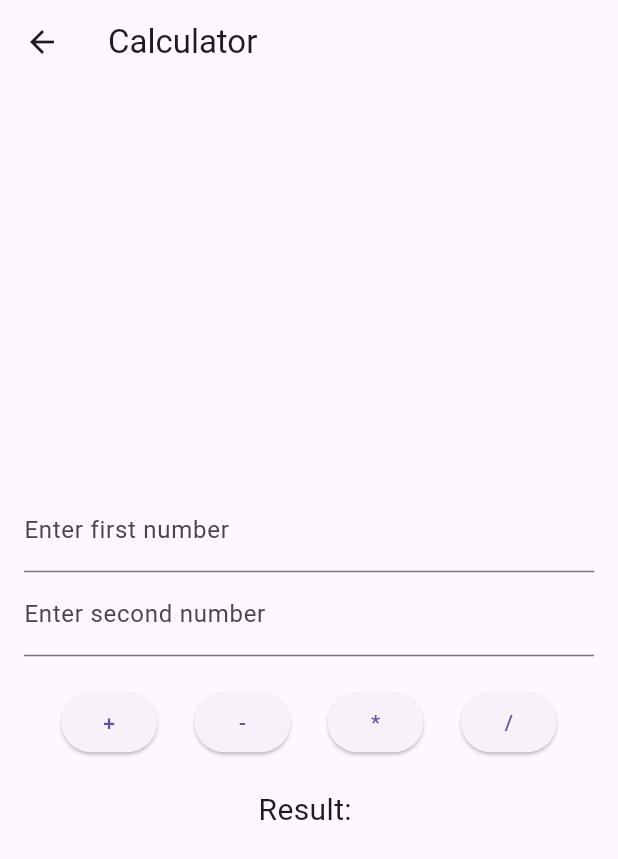
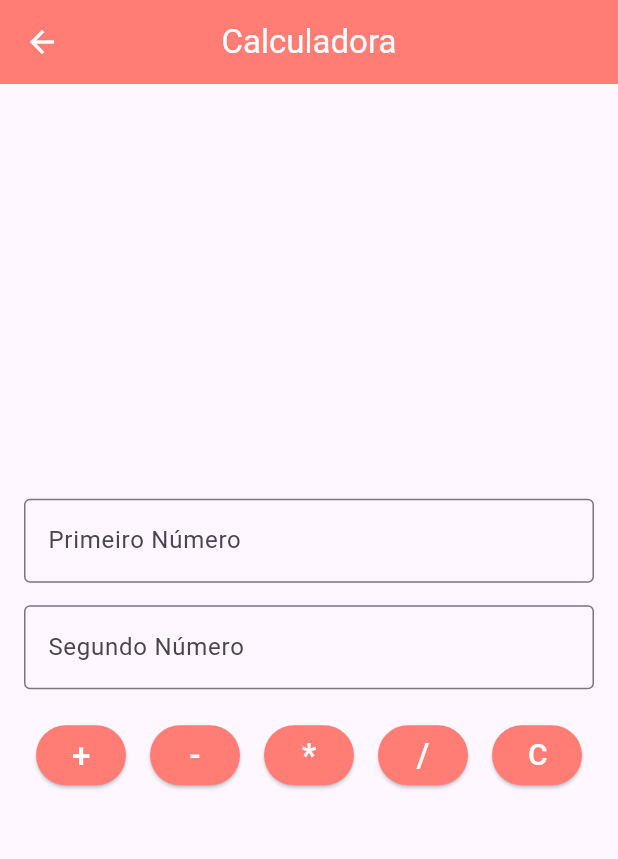
Before and after one commit to pedroteochi/prova_topicos, a Flutter app: the TelaHome screen opened directly with empty values, after a tap on "Calculadora", on a phone screen of 412 x 824 dp. Shown: the top 859 px of the screen. Run offline on Flutter 3.47's test engine with Material 3 defaults, Android fonts, the light colour scheme and no system bars; our stand-ins replace sqflite; accounts and stored records are empty.

Commit message:
Finalizando

```diff
--- a/lib/main.dart
+++ b/lib/main.dart
@@ -15,10 +15,10 @@ class MyApp extends StatelessWidget {
     return MaterialApp(
       home: TelaInicial(),
       routes: {
-        '/calculadora': (context) => CalculatorScreen(),
+        '/calculadora': (context) => const Calculadora(corBase: Colors.white,),
         '/login': (context) => const TelaLogin(),
         '/cadastro': (context) => const TelaCadastro(),
-        '/imc': (context) => TelaIMC(),
+        '/imc': (context) => const TelaIMC(corBase: Colors.white,),
       },
       // onGenerateRoute: (settings) {
       //   if (settings.name == '/home') {
--- a/lib/screens/tela_calculadora.dart
+++ b/lib/screens/tela_calculadora.dart
@@ -1,44 +1,54 @@
 import 'package:flutter/material.dart';
 
-class CalculatorScreen extends StatefulWidget {
+class Calculadora extends StatefulWidget {
+  final Color corBase;
+
+  const Calculadora({required this.corBase});
+
   @override
-  _CalculatorScreenState createState() => _CalculatorScreenState();
+  CalculadoraScreen createState() => CalculadoraScreen();
 }
 
-class _CalculatorScreenState extends State<CalculatorScreen> {
+
+class CalculadoraScreen extends State<Calculadora> {
   final TextEditingController _controller1 = TextEditingController();
   final TextEditingController _controller2 = TextEditingController();
-  String _result = '';
+  String resultado = '';
 
-  void _calculate(String operation) {
+  void Calcular(String operation) {
     setState(() {
       final num1 = double.tryParse(_controller1.text);
       final num2 = double.tryParse(_controller2.text);
 
       if (num1 == null || num2 == null) {
-        _result = 'Please enter valid numbers';
+        resultado = 'Insira números válidos';
         return;
       }
 
       switch (operation) {
+        case 'C':
+          _controller1.clear();
+          _controller2.clear();
+          resultado = '';
+          break;
         case '+':
-          _result = (num1 + num2).toString();
+          resultado = (num1 + num2).toString();
           break;
         case '-':
-          _result = (num1 - num2).toString();
+          resultado = (num1 - num2).toString();
           break;
         case '*':
-          _result = (num1 * num2).toString();
+          resultado = (num1 * num2).toString();
           break;
         case '/':
           if (num2 == 0) {
-            _result = 'Cannot divide by zero';
+            resultado = 'Não é possivel dividir por zero';
           } else {
-            _result = (num1 / num2).toString();
+            resultado = (num1 / num2).toString();
           }
           break;
         default:
-          _result = 'Unknown operation';
+          resultado = 'Operação inválida';
       }
     });
   }
@@ -47,50 +57,96 @@ class _CalculatorScreenState extends State<CalculatorScreen> {
   Widget build(BuildContext context) {
     return Scaffold(
       appBar: AppBar(
-        title: Text('Calculator'),
+         iconTheme: const IconThemeData(
+          color: Colors.white,
+        ),
+        backgroundColor: widget.corBase,
+        title: const Text('Calculadora', style: TextStyle(color: Colors.white),),
+        centerTitle: true,
       ),
       body: Padding(
         padding: const EdgeInsets.all(16.0),
         child: Column(
           mainAxisAlignment: MainAxisAlignment.center,
           children: [
-            TextField(
+            TextFormField(
               controller: _controller1,
-              decoration: InputDecoration(labelText: 'Enter first number'),
+              decoration: const InputDecoration(
+                labelText: 'Primeiro Número',
+                border: OutlineInputBorder(),
+                ),
               keyboardType: TextInputType.number,
             ),
-            TextField(
+            const SizedBox(height: 15),
+            TextFormField(
               controller: _controller2,
-              decoration: InputDecoration(labelText: 'Enter second number'),
+              decoration: const InputDecoration(labelText: 'Segundo Número',
+              border: OutlineInputBorder(),
+              ),
+
               keyboardType: TextInputType.number,
             ),
-            SizedBox(height: 20),
+            const SizedBox(height: 20),
             Row(
-              mainAxisAlignment: MainAxisAlignment.spaceEvenly,
+              mainAxisAlignment: MainAxisAlignment.spaceAround,
               children: [
-                ElevatedButton(
-                  onPressed: () => _calculate('+'),
-                  child: Text('+'),
+                SizedBox(
+                  width: 60,
+                child: ElevatedButton(
+                  onPressed: () => Calcular('+'),
+                  style: ElevatedButton.styleFrom(backgroundColor: widget.corBase),
+                  child: const Text('+',style: TextStyle(color: Colors.white, fontSize: 22)),
+                  ),
                 ),
-                ElevatedButton(
-                  onPressed: () => _calculate('-'),
-                  child: Text('-'),
+                SizedBox(
+                  width: 60,
+                child: ElevatedButton(
+                  onPressed: () => Calcular('-'),
+                  style: ElevatedButton.styleFrom(backgroundColor: widget.corBase),
+                  child: const Text('-',style: TextStyle(color: Colors.white, fontSize: 22)),
+                  ),
                 ),
-                ElevatedButton(
-                  onPressed: () => _calculate('*'),
-                  child: Text('*'),
+
+                SizedBox(
+                  width: 60,
+                child:ElevatedButton(
+                  onPressed: () => Calcular('*'),
+                  style: ElevatedButton.styleFrom(backgroundColor: widget.corBase),
+                  child: const Text('*',
+                      style: TextStyle(color: Colors.white,fontSize: 22),),
+                  ),
                 ),
-                ElevatedButton(
-                  onPressed: () => _calculate('/'),
-                  child: Text('/'),
+
+                SizedBox(
+                  width: 60,
+                child: ElevatedButton(
+                  onPressed: () => Calcular('/'),
+                  style: ElevatedButton.styleFrom(backgroundColor: widget.corBase),
+                  child: const Text('/', style: TextStyle(color: Colors.white, fontSize: 22),),
+                  ),
+                ),
+
+                SizedBox(
+                  width: 60,
+                child: ElevatedButton(
+                  onPressed: () => Calcular('C'),
+                  style: ElevatedButton.styleFrom(backgroundColor: widget.corBase),
+                  child: const Text('C', style: TextStyle(color: Colors.white, fontSize: 20),),
+                ),
                 ),
               ],
             ),
-            SizedBox(height: 20),
-            Text(
-              'Result: $_result',
-              style: TextStyle(fontSize: 20),
-            ),
+            const SizedBox(height: 20),
+             if (resultado != '')
+              Column(
+                children: <Widget>[
+                  Text(
+                    'Resultado: ${resultado}',
+                    style: const TextStyle(fontSize: 24),
+                  ),
+
+                ],
+              ),
           ],
         ),
       ),
--- a/lib/screens/tela_home.dart
+++ b/lib/screens/tela_home.dart
@@ -1,4 +1,6 @@
 import 'package:flutter/material.dart';
+import 'package:prova_topicos/screens/tela_calculadora.dart';
+import 'package:prova_topicos/screens/tela_imc.dart';
 
 class TelaHome extends StatelessWidget {
   final String nome;
@@ -6,13 +8,16 @@ class TelaHome extends StatelessWidget {
 
   const TelaHome({super.key, required this.nome, required this.idade});
 
+  Color get corBase => CorFundoIdade();
+
   void logout(BuildContext context) {
     Navigator.pushNamedAndRemoveUntil(context, '/', (route) => false);
   }
 
   Color CorFundoIdade() {
+
     if (idade < 10) {
-      return const Color.fromARGB(255, 255, 125, 116);
+      return const Color .fromARGB(255, 255, 125, 116);
     } else if (idade >= 10 && idade < 20) {
       return const Color.fromARGB(255, 249, 179, 74);
     } else if (idade >= 20 && idade < 30) {
@@ -33,7 +38,7 @@ class TelaHome extends StatelessWidget {
           'Home',
           style: TextStyle(color: Colors.white),
         ),
-        backgroundColor: CorFundoIdade(), // Define a cor do fundo
+        backgroundColor: CorFundoIdade(),
         automaticallyImplyLeading: false,
         actions: [
           IconButton(
@@ -65,7 +70,7 @@ class TelaHome extends StatelessWidget {
                 const SizedBox(height: 20),
                 ElevatedButton(
                   onPressed: () {
-                    Navigator.pushNamed(context, '/calculadora');
+                    Navigator.push(context, MaterialPageRoute(builder: (context) => Calculadora(corBase: CorFundoIdade())));
                   },
                   style: ElevatedButton.styleFrom(
                     backgroundColor: CorFundoIdade(),
@@ -78,7 +83,7 @@ class TelaHome extends StatelessWidget {
                 const SizedBox(height: 10),
                 ElevatedButton(
                   onPressed: () {
-                    Navigator.pushNamed(context, '/imc');
+                   Navigator.push(context, MaterialPageRoute(builder: (context) => TelaIMC(corBase: CorFundoIdade())));
                   },
                   style: ElevatedButton.styleFrom(
                     backgroundColor: CorFundoIdade(),
```
Also changed, not shown: lib/screens/tela_cadastro.dart (+17 -3 lines), lib/screens/tela_imc.dart (+29 -14 lines), lib/screens/tela_inicial.dart (+16 -5 lines), lib/screens/tela_login.dart (+20 -4 lines).
